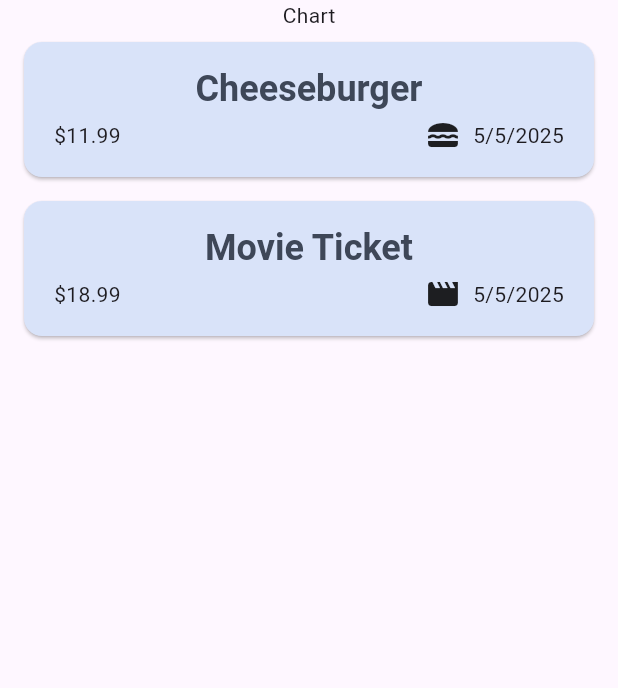
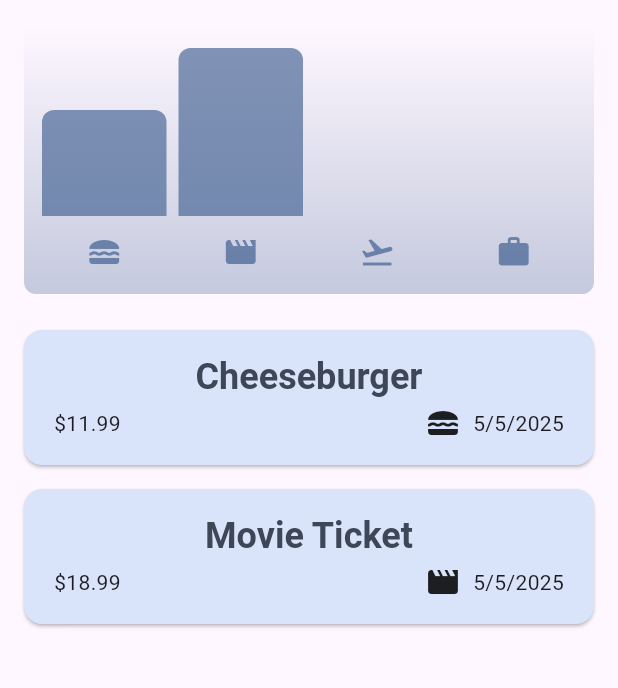
Before and after one commit to CompSciChriss/expense_tracker, a Flutter app: the screen it shows after launch, on a phone screen of 412 x 824 dp, the part 84-772 px from its top. Run offline on Flutter 3.47's test engine with Material 3 defaults, Android fonts, the phone set to English and light mode, and no system bars.

Commit message:
Added Chart Bucket for Expenses

```diff
--- a/lib/models/expense.dart
+++ b/lib/models/expense.dart
@@ -10,6 +10,7 @@ const categoryIcons = {
   Category.work: Icons.work
 };
 final formatter = DateFormat.yMd();
+
 enum Category { food, travel, leisure, work }
 
 class Expense {
@@ -25,7 +26,32 @@ class Expense {
   final double amount;
   final DateTime date;
   final Category category;
-   String get formattedDate{
+  String get formattedDate {
     return formatter.format(date);
   }
 }
+
+class ExpenseBucket {
+  const ExpenseBucket({
+    required this.category,
+    required this.expenses,
+  });
+
+  final Category category;
+  final List<Expense> expenses;
+
+  double get totalExpenses {
+    double sum = 0;
+
+    for (final expense in expenses) {
+      sum += expense.amount;
+    }
+
+    return sum;
+  }
+
+  ExpenseBucket.forCategory(List<Expense> allExpenses, this.category)
+      : expenses = allExpenses
+            .where((expense) => expense.category == category)
+            .toList();
+}
--- /dev/null
+++ b/lib/widgets/chart/chart.dart
@@ -0,0 +1,94 @@
+import 'package:flutter/material.dart';
+import 'package:expense_tracker/widgets/chart/chart_bar.dart';
+import 'package:expense_tracker/models/expense.dart';
+
+class Chart extends StatelessWidget {
+  const Chart({super.key, required this.expenses});
+
+  final List<Expense> expenses;
+
+  List<ExpenseBucket> get buckets {
+    return [
+      ExpenseBucket.forCategory(expenses, Category.food),
+      ExpenseBucket.forCategory(expenses, Category.leisure),
+      ExpenseBucket.forCategory(expenses, Category.travel),
+      ExpenseBucket.forCategory(expenses, Category.work),
+    ];
+  }
+
+  double get maxTotalExpense {
+    double maxTotalExpense = 0;
+
+    for (final bucket in buckets) {
+      if (bucket.totalExpenses > maxTotalExpense) {
+        maxTotalExpense = bucket.totalExpenses;
+      }
+    }
+
+    return maxTotalExpense;
+  }
+
+  @override
+  Widget build(BuildContext context) {
+    final isDarkMode =
+        MediaQuery.of(context).platformBrightness == Brightness.dark;
+    return Container(
+      margin: const EdgeInsets.all(16),
+      padding: const EdgeInsets.symmetric(
+        vertical: 16,
+        horizontal: 8,
+      ),
+      width: double.infinity,
+      height: 180,
+      decoration: BoxDecoration(
+        borderRadius: BorderRadius.circular(8),
+        gradient: LinearGradient(
+          colors: [
+            Theme.of(context).colorScheme.primary.withOpacity(0.3),
+            Theme.of(context).colorScheme.primary.withOpacity(0.0)
+          ],
+          begin: Alignment.bottomCenter,
+          end: Alignment.topCenter,
+        ),
+      ),
+      child: Column(
+        children: [
+          Expanded(
+            child: Row(
+              crossAxisAlignment: CrossAxisAlignment.end,
+              children: [
+                for (final bucket in buckets) // alternative to map()
+                  ChartBar(
+                    fill: bucket.totalExpenses == 0
+                        ? 0
+                        : bucket.totalExpenses / maxTotalExpense,
+                  )
+              ],
+            ),
+          ),
+          const SizedBox(height: 12),
+          Row(
+            children: buckets
+                .map(
+                  (bucket) => Expanded(
+                    child: Padding(
+                      padding: const EdgeInsets.symmetric(horizontal: 4),
+                      child: Icon(
+                        categoryIcons[bucket.category],
+                        color: isDarkMode
+                            ? Theme.of(context).colorScheme.secondary
+                            : Theme.of(context)
+                                .colorScheme
+                                .primary
+                                .withOpacity(0.7),
+                      ),
+                    ),
+                  ),
+                )
+                .toList(),
+          )
+        ],
+      ),
+    );
+  }
+}
--- /dev/null
+++ b/lib/widgets/chart/chart_bar.dart
@@ -0,0 +1,34 @@
+import 'package:flutter/material.dart';
+
+class ChartBar extends StatelessWidget {
+  const ChartBar({
+    super.key,
+    required this.fill,
+  });
+
+  final double fill;
+
+  @override
+  Widget build(BuildContext context) {
+    final isDarkMode =
+        MediaQuery.of(context).platformBrightness == Brightness.dark;
+    return Expanded(
+      child: Padding(
+        padding: const EdgeInsets.symmetric(horizontal: 4),
+        child: FractionallySizedBox(
+          heightFactor: fill,
+          child: DecoratedBox(
+            decoration: BoxDecoration(
+              shape: BoxShape.rectangle,
+              borderRadius:
+                  const BorderRadius.vertical(top: Radius.circular(8)),
+              color: isDarkMode
+                  ? Theme.of(context).colorScheme.secondary
+                  : Theme.of(context).colorScheme.primary.withOpacity(0.65),
+            ),
+          ),
+        ),
+      ),
+    );
+  }
+}
--- a/lib/widgets/expenses.dart
+++ b/lib/widgets/expenses.dart
@@ -1,7 +1,7 @@
 import 'package:expense_tracker/widgets/expenses_list/expenses_list.dart';
 import 'package:expense_tracker/widgets/new_expense.dart';
 import 'package:flutter/material.dart';
-
+import 'package:expense_tracker/widgets/chart/chart.dart';
 import '../models/expense.dart';
 
 class Expenses extends StatefulWidget {
@@ -84,8 +84,10 @@ class _ExpensesState extends State<Expenses> {
       ),
       body: Column(
         children: [
-          Text("Chart"),
-          Expanded(child: mainContent),
+          Chart(expenses: _registeredExpenses ),
+          Expanded(
+            child: mainContent,
+          )
         ],
       ),
     );
```
